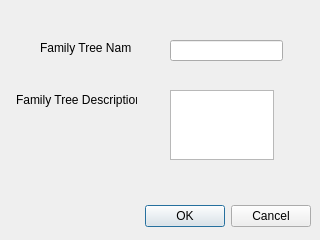
Qt form src/dialogs/dialognewfamily.ui (Michaelis105/Angena) before a commit.
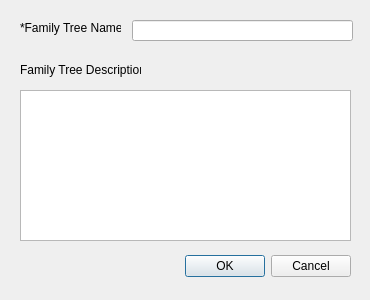
The same form after that commit.

Diff of the .ui file:
```diff
--- a/src/dialogs/dialognewfamily.ui
+++ b/src/dialogs/dialognewfamily.ui
@@ -6,19 +6,37 @@
    <rect>
     <x>0</x>
     <y>0</y>
-    <width>320</width>
-    <height>240</height>
+    <width>370</width>
+    <height>300</height>
    </rect>
   </property>
+  <property name="sizePolicy">
+   <sizepolicy hsizetype="MinimumExpanding" vsizetype="MinimumExpanding">
+    <horstretch>0</horstretch>
+    <verstretch>0</verstretch>
+   </sizepolicy>
+  </property>
+  <property name="minimumSize">
+   <size>
+    <width>370</width>
+    <height>300</height>
+   </size>
+  </property>
+  <property name="maximumSize">
+   <size>
+    <width>370</width>
+    <height>300</height>
+   </size>
+  </property>
   <property name="windowTitle">
    <string>Dialog</string>
   </property>
   <widget class="QDialogButtonBox" name="buttonBox">
    <property name="geometry">
     <rect>
-     <x>10</x>
-     <y>200</y>
-     <width>301</width>
+     <x>90</x>
+     <y>250</y>
+     <width>261</width>
      <height>32</height>
     </rect>
    </property>
@@ -32,9 +50,9 @@
   <widget class="QLineEdit" name="lineEdit">
    <property name="geometry">
     <rect>
-     <x>170</x>
-     <y>40</y>
-     <width>113</width>
+     <x>132</x>
+     <y>20</y>
+     <width>221</width>
      <height>21</height>
     </rect>
    </property>
@@ -42,21 +60,21 @@
   <widget class="QLabel" name="label">
    <property name="geometry">
     <rect>
-     <x>40</x>
-     <y>40</y>
-     <width>91</width>
+     <x>20</x>
+     <y>20</y>
+     <width>101</width>
      <height>16</height>
     </rect>
    </property>
    <property name="text">
-    <string>Family Tree Name:</string>
+    <string>*Family Tree Name:</string>
    </property>
   </widget>
   <widget class="QLabel" name="label_2">
    <property name="geometry">
     <rect>
-     <x>16</x>
-     <y>90</y>
+     <x>20</x>
+     <y>60</y>
      <width>121</width>
      <height>20</height>
     </rect>
@@ -68,10 +86,10 @@
   <widget class="QTextEdit" name="textEdit">
    <property name="geometry">
     <rect>
-     <x>170</x>
+     <x>20</x>
      <y>90</y>
-     <width>104</width>
-     <height>70</height>
+     <width>331</width>
+     <height>151</height>
     </rect>
    </property>
   </widget>
```
Left out of the diff: 2 changed lines with no effect on the pictures.
